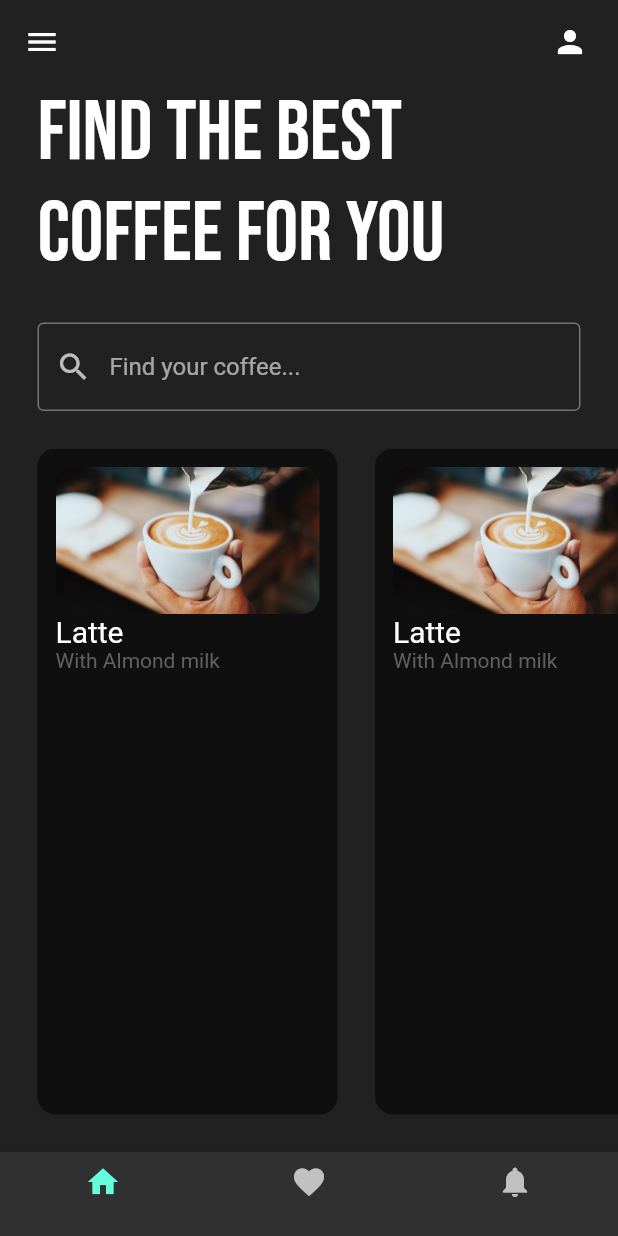
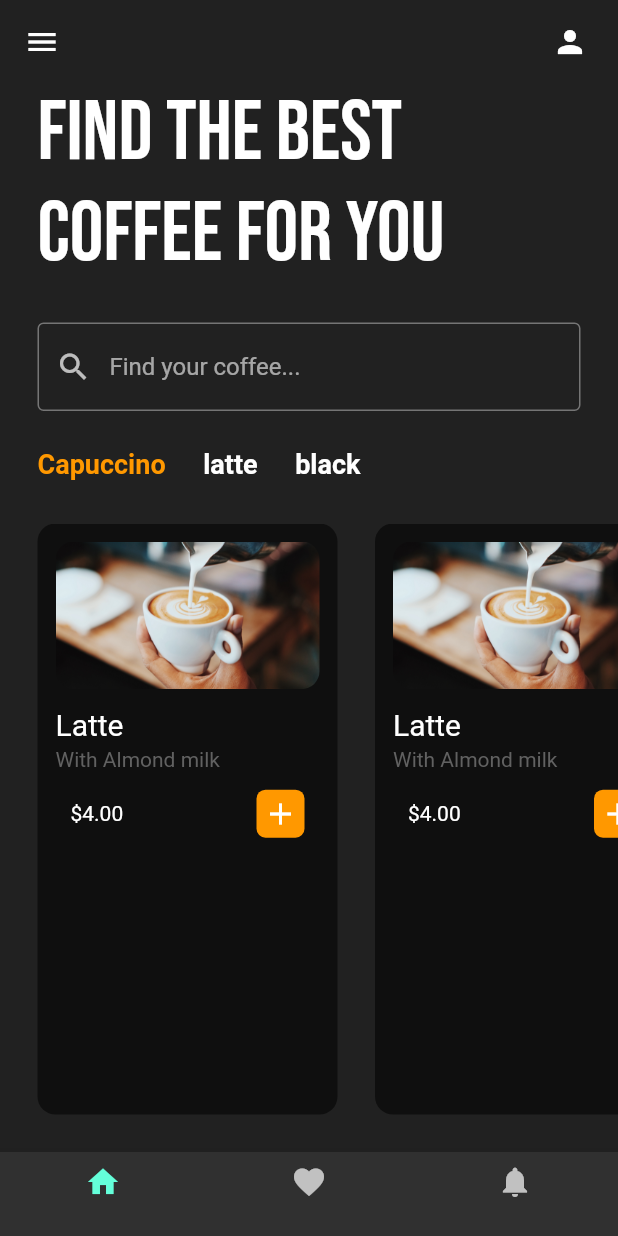
Before and after one commit to omarthamri/coffeeappui, a Flutter app: the screen it shows after launch, on a phone screen of 412 x 824 dp. Run offline on Flutter 3.47's test engine with Material 2 defaults, Android fonts, the phone set to English and light mode, and no system bars; our stand-ins replace google_fonts.

Commit message:
#0003 Implement App UI

```diff
--- a/lib/pages/home_page.dart
+++ b/lib/pages/home_page.dart
@@ -1,6 +1,7 @@
 import 'package:flutter/material.dart';
 import 'package:google_fonts/google_fonts.dart';
 import 'package:coffeeappui/util/coffee_tile.dart';
+import 'package:coffeeappui/util/coffee_type.dart';
 
 void main() {
   runApp(const HomePage());
@@ -65,6 +66,16 @@ class HomePage extends StatelessWidget {
         ),
         ),
         SizedBox(height: 25),
+        Container(height: 50,
+        child: ListView(
+        scrollDirection: Axis.horizontal,
+        children: [
+          CoffeeType(coffeeType: 'Capuccino',isSelected: true),
+          CoffeeType(coffeeType: 'latte',isSelected: false),
+          CoffeeType(coffeeType: 'black',isSelected: false),
+        ],
+        ),
+        ),
         Expanded(
          child: ListView(
          scrollDirection: Axis.horizontal,
--- a/lib/util/coffee_tile.dart
+++ b/lib/util/coffee_tile.dart
@@ -23,8 +23,34 @@ class CoffeeTile extends StatelessWidget {
                borderRadius: BorderRadius.circular(12),
                child: Image.asset('lib/images/latte.jpg'),
               ),
+              Padding(
+              padding: const EdgeInsets.symmetric(vertical: 12.0),
+              child: Column(
+              crossAxisAlignment: CrossAxisAlignment.start,
+              children: [
               Text('Latte',style: TextStyle(fontSize: 20)),
-              Text('With Almond milk',style: TextStyle(color: Colors.grey[700])),
+              SizedBox(height: 4),
+              Text('With Almond milk',style: TextStyle(color: Colors.grey[700] )),
+              ],
+              ),
+              ),
+              Padding(
+              padding: EdgeInsets.symmetric(horizontal: 10.0),
+              child:
+              Row(
+              mainAxisAlignment: MainAxisAlignment.spaceBetween,
+               children: [
+                Text('\$4.00'),
+                Container(
+                  padding: EdgeInsets.all(4),
+                  decoration: BoxDecoration(color: Colors.orange,borderRadius: BorderRadius.circular(6)),
+                  child: Icon(Icons.add),
+                ),
+
+               ],
+              ),
+              ),
+
               ],
             ),
            ),
--- /dev/null
+++ b/lib/util/coffee_type.dart
@@ -0,0 +1,23 @@
+import 'package:flutter/material.dart';
+
+class CoffeeType extends StatelessWidget {
+  final String coffeeType;
+  final bool isSelected;
+
+  CoffeeType({
+  required this.coffeeType,
+  required this.isSelected,
+  });
+
+  // This widget is the root of your application.
+  @override
+  Widget build(BuildContext context) {
+  return Padding(
+   padding: const EdgeInsets.only(left: 25.0),
+   child: Text(
+   coffeeType,
+   style: TextStyle(fontSize: 18,fontWeight: FontWeight.bold,color:isSelected ? Colors.orange : Colors.white ),
+   ),
+  );
+  }
+  }
```
